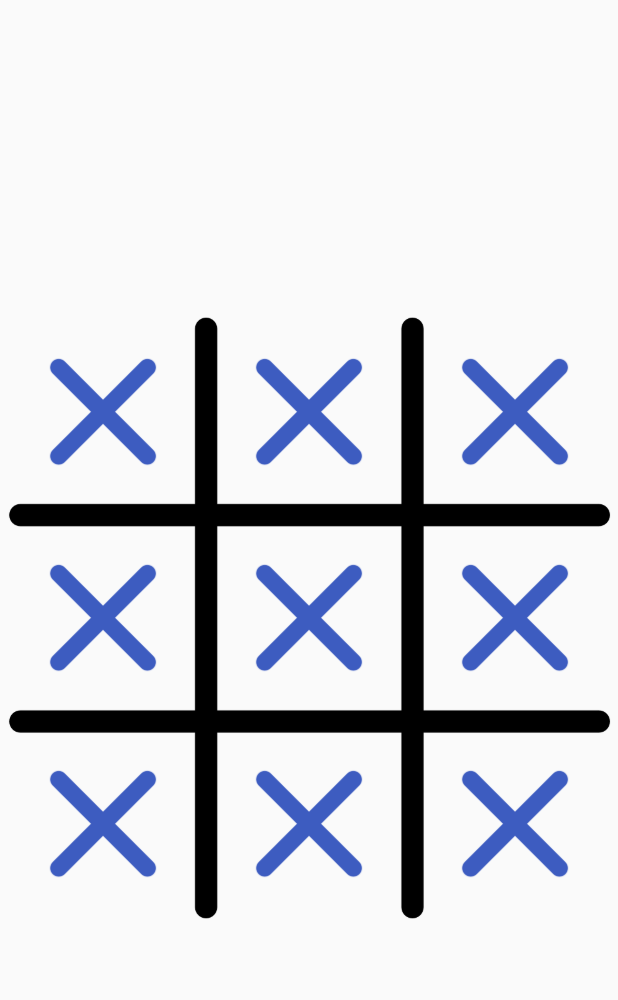
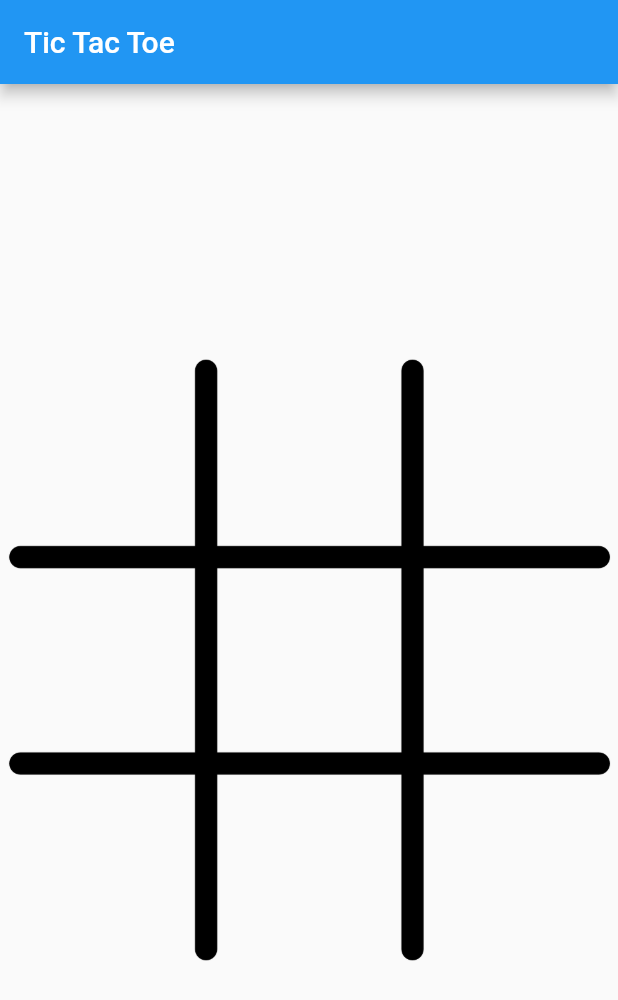
Before and after one commit to ashutosh-rai-78/Tic-Tac-Toe-Game, a Flutter app: the screen it shows after launch, on a phone screen of 412 x 824 dp. Shown: the top 1000 px of the screen. Run offline on Flutter 3.47's test engine with Material 2 defaults, Android fonts, the phone set to English and light mode, and no system bars.

Commit message:
Final Commit

```diff
--- a/lib/pages/home_page.dart
+++ b/lib/pages/home_page.dart
@@ -1,5 +1,6 @@
 import 'package:flutter/material.dart';
 import 'package:tic_tac_toe/views/board_tile.dart';
+import 'package:tic_tac_toe/views/tile_state.dart';
 
 class HomePage extends StatefulWidget {
   const HomePage({Key? key}) : super(key: key);
@@ -9,9 +10,15 @@ class HomePage extends StatefulWidget {
 }
 
 class _HomePageState extends State<HomePage> {
+  var _board = List.filled(9, TileState.empty);
+  var _currentPlayer = TileState.cross;
+
   @override
   Widget build(BuildContext context) {
     return Scaffold(
+      appBar: AppBar(
+        title: const Text('Tic Tac Toe'),
+      ),
       body: Center(
         child: Stack(
           children: [Image.asset('images/board.png'), _boardTile()],
@@ -28,31 +35,104 @@ class _HomePageState extends State<HomePage> {
         width: boardDimension,
         height: boardDimension,
         child: Column(
-          children: [
-            Row(
-              children: [
-                BoardTile(dimension: boardTileDimension, onPressed: () {  },),
-                BoardTile(dimension: boardTileDimension, onPressed: () {  },),
-                BoardTile(dimension: boardTileDimension, onPressed: () {  },),
-              ],
-            ),
-            Row(
-              children: [
-                BoardTile(dimension: boardTileDimension, onPressed: () {  },),
-                BoardTile(dimension: boardTileDimension, onPressed: () {  },),
-                BoardTile(dimension: boardTileDimension, onPressed: () {  },),
-              ],
-            ),
-            Row(
-              children: [
-                BoardTile(dimension: boardTileDimension, onPressed: () {  },),
-                BoardTile(dimension: boardTileDimension, onPressed: () {  },),
-                BoardTile(dimension: boardTileDimension, onPressed: () {  },),
-              ],
-            ),
-          ],
+          children: chunk(_board, 3).asMap().entries.map((entry) {
+            final chunkIndex = entry.key;
+            final tileStateChunk = entry.value;
+            return Row(
+              children: tileStateChunk.asMap().entries.map((innerEntry) {
+                final tileState = innerEntry.value;
+                final innerIndex = innerEntry.key;
+                final tileIndex = chunkIndex * 3 + innerIndex;
+
+                return BoardTile(
+                  dimension: boardTileDimension,
+                  tileState: tileState,
+                  onPressed: () {
+                    _updateTileStateForIndex(tileIndex);
+                  },
+                );
+              }).toList(),
+            );
+          }).toList(),
         ),
       );
     });
   }
+
+  void _updateTileStateForIndex(int selectedIndex) {
+    if (_board[selectedIndex] == TileState.empty) {
+      setState(() {
+        _board[selectedIndex] = _currentPlayer;
+        _currentPlayer = _currentPlayer == TileState.cross
+            ? TileState.circle
+            : TileState.cross;
+      });
+      final winner = _checkWinner();
+      if (winner != null) {
+        print("Winner is $winner");
+        _showWinnerDialog(winner);
+      }
+    }
+  }
+
+  TileState _checkWinner() {
+    TileState? Function(int, int, int) winnerForMatch = (a, b, c) {
+      if(_board[a] != TileState.empty ) {
+        if(_board[a] == _board[b] && _board[b] == _board[c]) {
+          return _board[a];
+        }
+      }
+      return null;
+    };
+    final checks = [
+      winnerForMatch(0, 1, 2),
+      winnerForMatch(3, 4, 5),
+      winnerForMatch(6, 7, 8),
+      winnerForMatch(0, 3, 6),
+      winnerForMatch(1, 4, 7),
+      winnerForMatch(2, 5, 8),
+      winnerForMatch(0, 4, 8),
+      winnerForMatch(2, 4, 6),
+    ];
+
+    TileState? winner = null;
+    for (int i = 0; i < checks.length; i++) {
+      if (checks[i] != null) {
+        winner = checks[i];
+        break;
+      }
+    }
+    return winner!;
+  }
+  void _showWinnerDialog(TileState winner) {
+    showDialog(
+      context: context,
+      builder: (context) => AlertDialog(
+        content: Image.asset(
+          winner == TileState.cross
+              ? 'images/x.png'
+              : 'images/o_wins.png',
+        ),
+        title: Text("Winner is $winner"),
+        actions: <Widget>[
+          FlatButton(
+            child: Text("New Game"),
+            onPressed: () {
+              Navigator.of(context).pop();
+              setState(() {
+                _board = List.filled(9, TileState.empty);
+                _currentPlayer = TileState.cross;
+              });
+            },
+
+          ),
+        ],
+      ),
+    );
+  }
+  void _resetBoard() {
+    setState(() {
+      _board = List.filled(9, TileState.empty);
+    });
+  }
 }
--- a/lib/views/board_tile.dart
+++ b/lib/views/board_tile.dart
@@ -1,10 +1,12 @@
 import 'package:flutter/material.dart';
+import 'package:tic_tac_toe/views/tile_state.dart';
 
 class BoardTile extends StatelessWidget {
+  final TileState tileState;
   final double dimension;
   final VoidCallback onPressed;
 
-  const BoardTile({Key? key, required this.dimension, required this.onPressed}) : super(key: key);
+  const BoardTile({Key? key, required this.dimension, required this.onPressed, required this.tileState}) : super(key: key);
 
   @override
   Widget build(BuildContext context) {
@@ -13,8 +15,18 @@ class BoardTile extends StatelessWidget {
       height: dimension,
       child: FlatButton(
         onPressed: onPressed,
-        child: Image.asset('images/x.png'),
+        child: widgetForTileState(),
       ),
     );
   }
+  Widget widgetForTileState() {
+    switch (tileState) {
+      case TileState.empty:
+        return Container();
+      case TileState.cross:
+        return Image.asset('images/x.png');
+      case TileState.circle:
+        return Image.asset('images/o.png');
+    }
+  }
 }
--- a/lib/views/tile_state.dart
+++ b/lib/views/tile_state.dart
@@ -1,5 +1,14 @@
+import 'dart:math';
+
 enum TileState {
   empty,
   cross,
   circle,
 }
+
+List<List<TileState>> chunk(List<TileState> list, int size) {
+
+  return List.generate(
+    (list.length / size).ceil(),
+    (i) => list.sublist(i * size, min(i * size + size, list.length)));
+}
```
